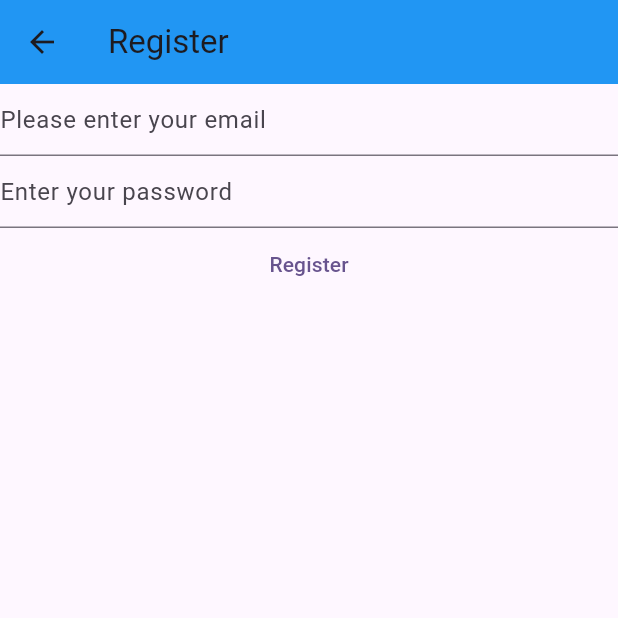
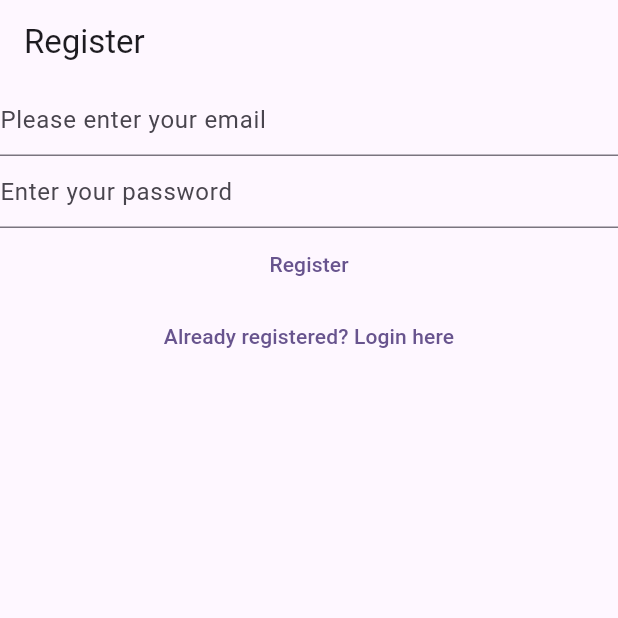
Before and after one commit to Roathy/mironline-test, a Flutter app: the RegisterView screen opened directly, on a phone screen of 412 x 824 dp, the top half of it. Run offline on Flutter 3.47's test engine with Material 2 defaults, Android fonts, the phone set to English and light mode, and no system bars; our stand-ins replace firebase_auth, firebase_core; accounts and stored records are empty.

Commit message:
Add navigation between login and register view
Remove Scaffold from main

Add Scaffold to the other views

```diff
--- a/lib/views/register_view.dart
+++ b/lib/views/register_view.dart
@@ -1,7 +1,5 @@
+import 'package:flutter/material.dart';
 import 'package:firebase_auth/firebase_auth.dart';
-import 'package:firebase_core/firebase_core.dart';
-import 'package:flutter/material.dart';
-import 'package:mironline/firebase_options.dart';
 
 class RegisterView extends StatefulWidget {
   const RegisterView({super.key});
@@ -33,28 +31,19 @@ class _RegisterViewState extends State<RegisterView> {
     return Scaffold(
       appBar: AppBar(
         title: const Text('Register'),
-        backgroundColor: Colors.blue,
       ),
-      body: FutureBuilder(
-        future: Firebase.initializeApp(
-          options: DefaultFirebaseOptions.currentPlatform,
-        ),
-        builder: (context, snapshot) {
-          switch (snapshot.connectionState) {
-            case ConnectionState.done:
-              return Column(
+      body: Column(
         children: [
           TextField(
             controller: _email,
-                    decoration: const InputDecoration(
-                        hintText: 'Please enter your email'),
+            decoration:
+                const InputDecoration(hintText: 'Please enter your email'),
             keyboardType: TextInputType.emailAddress,
             autocorrect: false,
           ),
           TextField(
             controller: _password,
-                    decoration:
-                        const InputDecoration(hintText: 'Enter your password'),
+            decoration: const InputDecoration(hintText: 'Enter your password'),
             autocorrect: false,
             obscureText: true,
           ),
@@ -70,8 +59,7 @@ class _RegisterViewState extends State<RegisterView> {
                   );
                   print(userCredential);
                 } on FirebaseAuthException catch (error) {
-                          print(
-                              'CODE: ${error.code} MESSAGE: ${error.message}');
+                  print('CODE: ${error.code} MESSAGE: ${error.message}');
                   if (error.code == 'invalid-email') {
                     print(error.message);
                   }
@@ -84,12 +72,13 @@ class _RegisterViewState extends State<RegisterView> {
                 }
               },
               child: const Text('Register')),
+          TextButton(
+              onPressed: () {
+                Navigator.of(context)
+                    .pushNamedAndRemoveUntil('/login/', (route) => false);
+              },
+              child: const Text('Already registered? Login here'))
         ],
-              );
-            default:
-              return const Text('Loading...');
-          }
-        },
       ),
     );
   }
```
Also changed, not shown: lib/main.dart (+67 -1 lines), lib/views/home_page.dart (+11 -5 lines), lib/views/login_view.dart (+12 -21 lines), lib/views/verify_email_view.dart (added, +24 -0 lines). Lines whose indentation alone changed are shown as unchanged.
